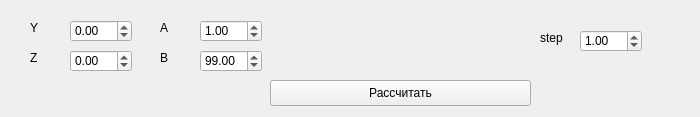
PolytechHub/Programming-2023, file Lab9/Part2-option4/design.ui: the form before one commit.
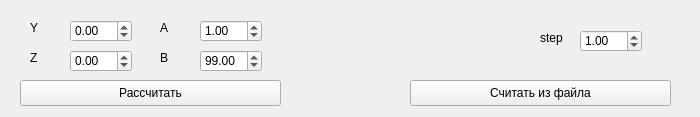
The form after the commit. Icons and pictures are not drawn.

Commit message: Added reading data in Lab9

What changed in the file:
```diff
--- a/Lab9/Part2-option4/design.ui
+++ b/Lab9/Part2-option4/design.ui
@@ -157,7 +157,7 @@
   <widget class="QPushButton" name="pushButton">
    <property name="geometry">
     <rect>
-     <x>270</x>
+     <x>20</x>
      <y>80</y>
      <width>261</width>
      <height>26</height>
@@ -196,6 +196,19 @@
     <string>step</string>
    </property>
   </widget>
+  <widget class="QPushButton" name="buttonLoad">
+   <property name="geometry">
+    <rect>
+     <x>410</x>
+     <y>80</y>
+     <width>261</width>
+     <height>26</height>
+    </rect>
+   </property>
+   <property name="text">
+    <string>Считать из файла</string>
+   </property>
+  </widget>
  </widget>
  <resources/>
  <connections/>
```
Left out of the diff: 14 changed lines with no effect on the pictures. The commit also changes 2 other files.
